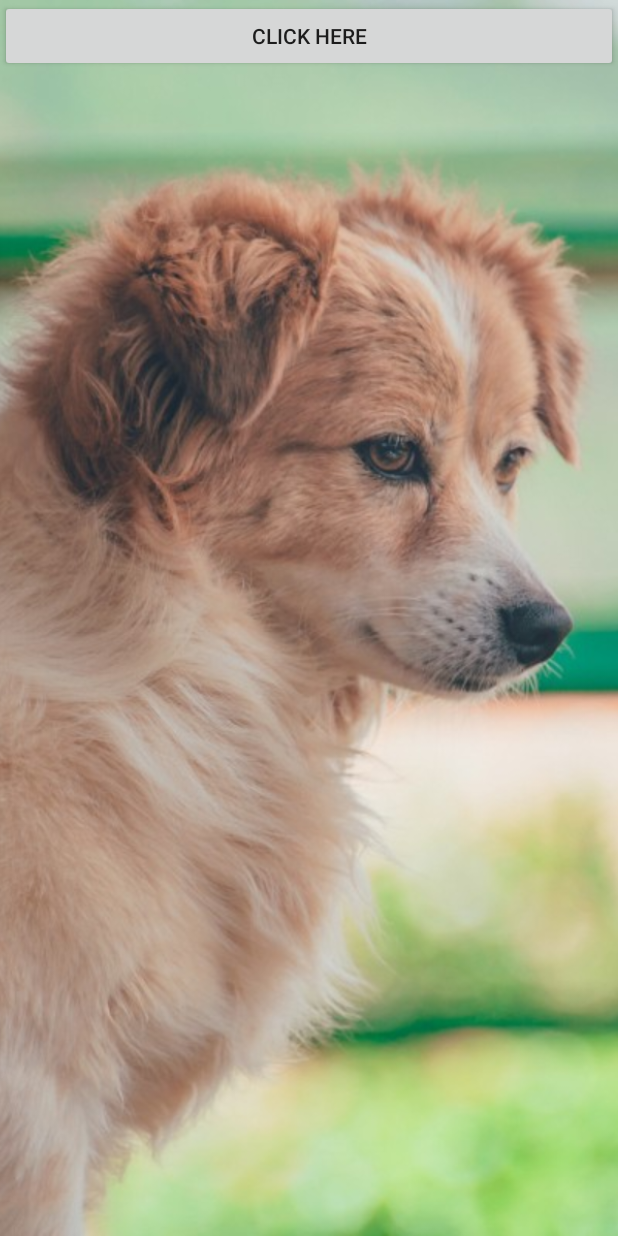
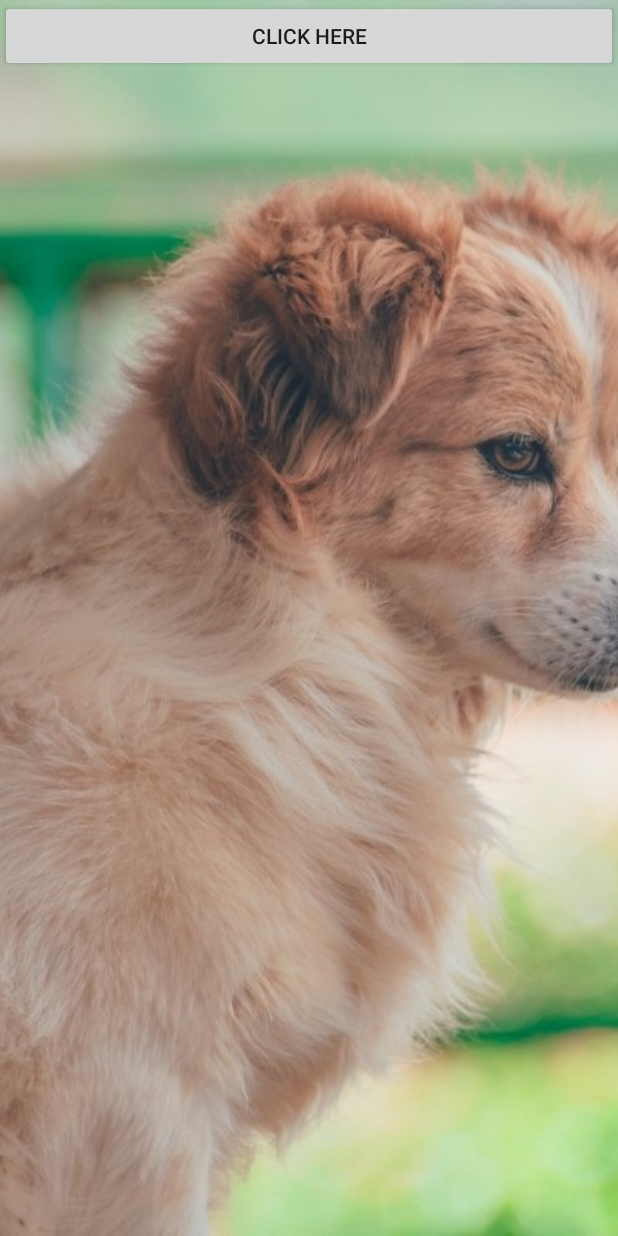
Before and after one commit to UenoNoOmawarisan/DTICnew, an Android app: the screen it shows after launch (MainActivity), after a tap on "CLICK HERE", on a phone screen of 412 x 824 dp. Run offline under Robolectric (Android 15) with nearby library versions, the phone set to English and light mode, and no system bars.

Commit message:
BGM挿入できたよ～～！！

```diff
--- a/app/src/main/java/jp/ac/shohoku/s18b706/ueno/dtic/MainActivity.java
+++ b/app/src/main/java/jp/ac/shohoku/s18b706/ueno/dtic/MainActivity.java
@@ -8,8 +8,10 @@ import android.widget.Button;
 import android.widget.LinearLayout;
 import android.view.View.OnClickListener;
 
+import androidx.appcompat.app.AppCompatActivity;
+
 public class MainActivity extends Activity {
-    //private MediaPlayer mBgm; //BGM用の変数
+    private MediaPlayer mBgm; //BGM用の変数
     int count = 1;
     @Override
     protected void onCreate(Bundle savedInstanceState) {
@@ -23,6 +25,7 @@ public class MainActivity extends Activity {
                 if(count == 1){
                     // 変更したいレイアウトを取得する
                     LinearLayout layout = findViewById(R.id.op);
+                    KawaiiBGM(); // 可愛いBGM
                     // レイアウトのビューをすべて削除する
                     layout.removeAllViews();
                     // レイアウトをR.layout.sampleに変更する
@@ -53,12 +56,12 @@ public class MainActivity extends Activity {
         });
     }
 
-    //private void BGM(){
-    //    int bgmResID = this.getResources().getIdentifier("kawaii","raw",
-    //            "jp.ac.shohoku.s18b706.ueno.dtic");
-    //    mBgm = MediaPlayer.create(this,bgmResID);
-    //    mBgm.seekTo(0); //先頭に再生位置を設定
-    //    mBgm.start();
-    //    mBgm.setLooping(true); //ループ再生する
-    //}
+    private void KawaiiBGM(){ // 可愛いBGM
+        int bgmResID = this.getResources().getIdentifier("kbgm","raw",
+                "jp.ac.shohoku.s18b706.ueno.dtic");
+        mBgm = MediaPlayer.create(this, R.raw.kawaiibgm);
+        mBgm.seekTo(0); //先頭に再生位置を設定
+        mBgm.start(); // 音楽再生開始
+        mBgm.setLooping(true); //ループ再生する
+    }
 }
--- a/app/src/main/res/layout/brushing.xml
+++ b/app/src/main/res/layout/brushing.xml
@@ -6,20 +6,10 @@
     android:layout_height="match_parent"
     android:orientation="vertical"
     >
-
     <ImageView
         android:id="@+id/imageView"
         android:layout_width="match_parent"
         android:layout_height="match_parent"
-        android:src="@raw/kawaii"
+        android:src="@raw/kawaii2"
         android:scaleType="centerCrop"/>
-
-    <Button
-        android:id="@+id/button2"
-        android:layout_width="wrap_content"
-        android:layout_height="wrap_content"
-        android:layout_marginTop="50dp"
-        android:layout_gravity="center_horizontal"
-        android:text="second view"/>
-
 </LinearLayout>
--- a/app/src/main/res/layout/op.xml
+++ b/app/src/main/res/layout/op.xml
@@ -13,6 +13,6 @@
         android:layout_height="wrap_content"
         android:layout_marginTop="50dp"
         android:layout_gravity="center_horizontal"
-        android:text="first view"/>
+        android:text="OP view"/>
 
 </LinearLayout>
```
Also changed, not shown: app/src/main/res/layout/angry.xml (+6 -9 lines), app/src/main/res/layout/eat.xml (+6 -9 lines), app/src/main/res/layout/stroking.xml (+6 -9 lines), app/src/main/res/raw/angry.jpg (renamed from app/src/main/res/raw/oko.jpg), app/src/main/res/raw/badend.jpg (renamed from app/src/main/res/raw/hone.jpg), app/src/main/res/raw/kawaii.jpg (deleted), app/src/main/res/raw/kawaii2.jpg (added), 1 other file.
